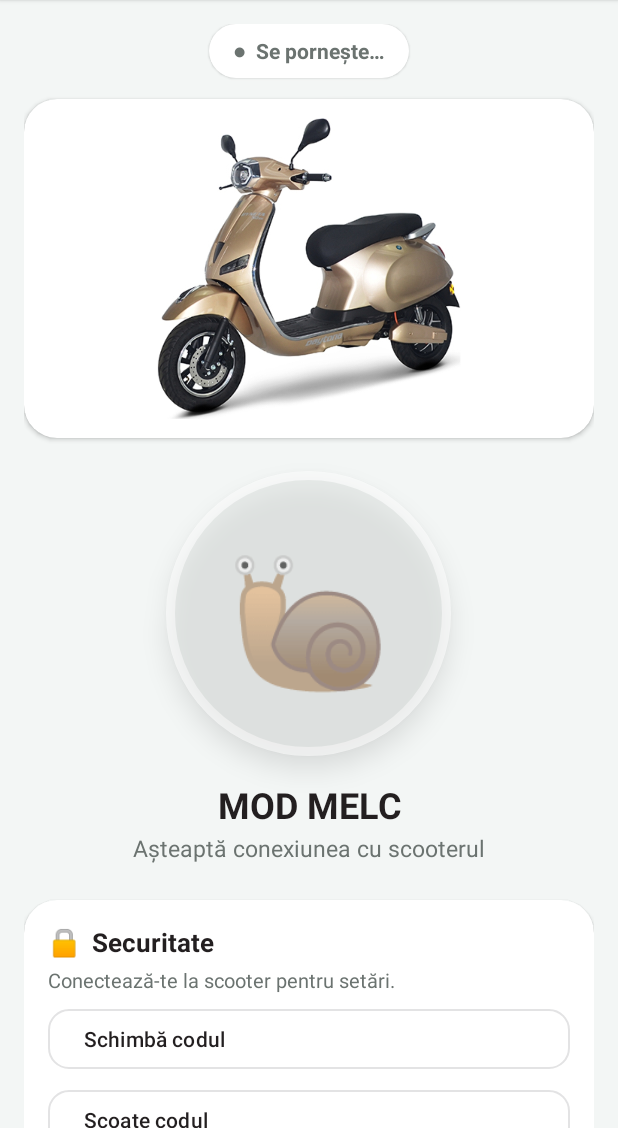
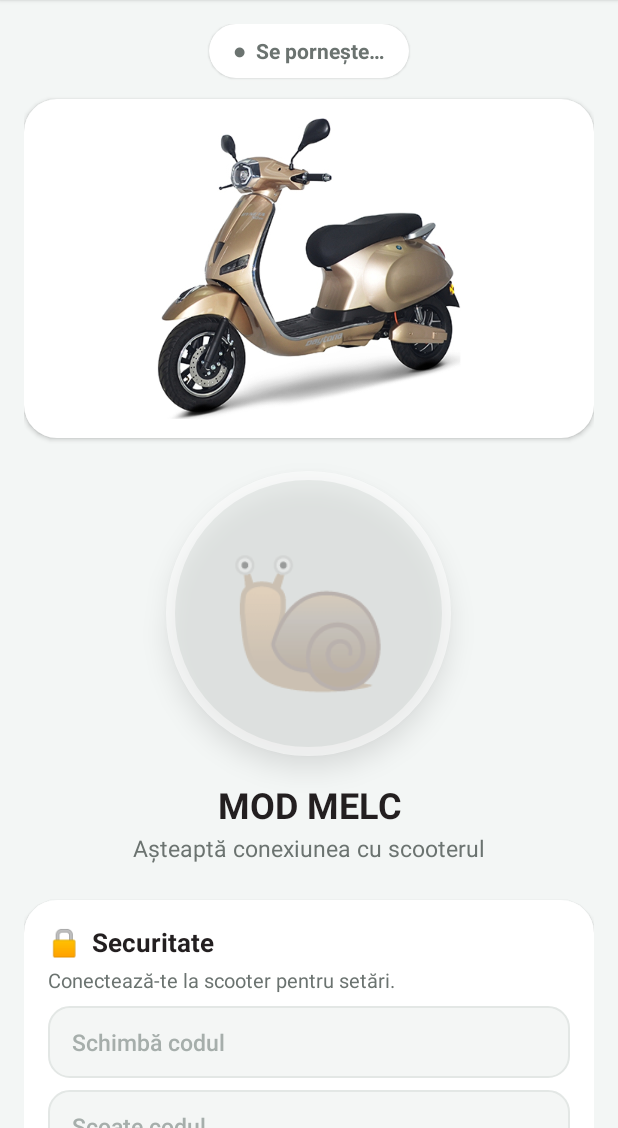
Before and after one commit to delldellbell/earthwheel-boost, an Android app: the screen it shows after launch (MainActivity), on a phone screen of 412 x 824 dp, the part 108-1236 px from its top. Run offline under Robolectric (Android 15) with nearby library versions, the phone set to English and light mode, and no system bars; 2 statements that could not run were skipped.

Commit message:
Aplicatie fara biblioteci externe (Android 7+), SMTP propriu, Keystore
Co-Authored-By: Claude Opus 5.5 <noreply@anthropic.com>
Claude-Session: https://claude.ai/code/session_01H2997WdBhLFN7hr7ZgcmDq

```diff
--- a/android/app/src/main/java/com/earthwheel/boost/MainActivity.kt
+++ b/android/app/src/main/java/com/earthwheel/boost/MainActivity.kt
@@ -20,18 +20,36 @@ import android.widget.EditText
 import android.widget.LinearLayout
 import android.widget.TextView
 import android.widget.Toast
-import androidx.activity.result.contract.ActivityResultContracts
-import androidx.appcompat.app.AlertDialog
-import androidx.appcompat.app.AppCompatActivity
-import androidx.core.content.ContextCompat
+import android.app.Activity
+import android.app.AlertDialog
+import android.widget.Button
+import android.widget.FrameLayout
+import android.widget.Switch
 import com.earthwheel.boost.BleManager.Companion as B
-import com.earthwheel.boost.databinding.ActivityMainBinding
-import com.google.android.material.dialog.MaterialAlertDialogBuilder
 import java.util.concurrent.Executors
 
-class MainActivity : AppCompatActivity(), BleManager.Listener {
+class MainActivity : Activity(), BleManager.Listener {
 
-    private lateinit var ui: ActivityMainBinding
+    /** referințe la elementele din activity_main.xml */
+    private class Views(a: Activity) {
+        val tvConn: TextView = a.findViewById(R.id.tvConn)
+        val btnMode: FrameLayout = a.findViewById(R.id.btnMode)
+        val tvEmoji: TextView = a.findViewById(R.id.tvEmoji)
+        val tvModeTitle: TextView = a.findViewById(R.id.tvModeTitle)
+        val tvModeSub: TextView = a.findViewById(R.id.tvModeSub)
+        val tvPinInfo: TextView = a.findViewById(R.id.tvPinInfo)
+        val btnChangePin: Button = a.findViewById(R.id.btnChangePin)
+        val btnRemovePin: Button = a.findViewById(R.id.btnRemovePin)
+        val btnEmail: Button = a.findViewById(R.id.btnEmail)
+        val btnRecover: Button = a.findViewById(R.id.btnRecover)
+        val swAppLock: Switch = a.findViewById(R.id.swAppLock)
+        val tvRf: TextView = a.findViewById(R.id.tvRf)
+        val btnRfLearn: Button = a.findViewById(R.id.btnRfLearn)
+        val btnRfClear: Button = a.findViewById(R.id.btnRfClear)
+        val btnForget: Button = a.findViewById(R.id.btnForget)
+    }
+
+    private lateinit var ui: Views
     private lateinit var store: SecureStore
     private lateinit var ble: BleManager
 
@@ -42,16 +60,17 @@ class MainActivity : AppCompatActivity(), BleManager.Listener {
     private var keyOk = false              // cheia aplicației e prezentă în APK
     private val io = Executors.newSingleThreadExecutor()
 
-    private val permLauncher = registerForActivityResult(
-        ActivityResultContracts.RequestMultiplePermissions()
-    ) { res ->
-        if (res.values.all { it }) startBle()
+    override fun onRequestPermissionsResult(requestCode: Int, permissions: Array<out String>, grantResults: IntArray) {
+        super.onRequestPermissionsResult(requestCode, permissions, grantResults)
+        if (requestCode != REQ_PERMS) return
+        if (grantResults.isNotEmpty() && grantResults.all { it == PackageManager.PERMISSION_GRANTED }) startBle()
         else toast("Fără permisiunea Bluetooth aplicația nu se poate conecta la scooter.")
     }
 
-    private val btEnableLauncher = registerForActivityResult(
-        ActivityResultContracts.StartActivityForResult()
-    ) {
+    @Deprecated("Activity API")
+    override fun onActivityResult(requestCode: Int, resultCode: Int, data: Intent?) {
+        @Suppress("DEPRECATION") super.onActivityResult(requestCode, resultCode, data)
+        if (requestCode != REQ_BT) return
         if (btAdapter()?.isEnabled == true) ble.start()
         else onConnState(BleManager.Conn.BT_DISABLED, 0)
     }
@@ -68,8 +87,8 @@ class MainActivity : AppCompatActivity(), BleManager.Listener {
     // ======================= ciclu de viață =======================
     override fun onCreate(savedInstanceState: Bundle?) {
         super.onCreate(savedInstanceState)
-        ui = ActivityMainBinding.inflate(layoutInflater)
-        setContentView(ui.root)
+        setContentView(R.layout.activity_main)
+        ui = Views(this)
         store = SecureStore(this)
         ble = BleManager(applicationContext, store, this)
         keyOk = Crypto.init(applicationContext)
@@ -102,9 +121,9 @@ class MainActivity : AppCompatActivity(), BleManager.Listener {
         renderSecurity(null)
         renderRf(null)
 
-        ContextCompat.registerReceiver(
-            this, btReceiver, IntentFilter(BluetoothAdapter.ACTION_STATE_CHANGED), ContextCompat.RECEIVER_NOT_EXPORTED
-        )
+        val filter = IntentFilter(BluetoothAdapter.ACTION_STATE_CHANGED)
+        if (Build.VERSION.SDK_INT >= 33) registerReceiver(btReceiver, filter, Context.RECEIVER_NOT_EXPORTED)
+        else registerReceiver(btReceiver, filter)
 
         if (!keyOk) {
             info("Cheie lipsă", "Această copie a aplicației nu conține cheia de securitate (assets/ew_key.bin) și nu se poate conecta la scooter. Instalează APK-ul primit de la Claude sau compilează proiectul complet din arhivă.")
@@ -139,9 +158,9 @@ class MainActivity : AppCompatActivity(), BleManager.Listener {
     private fun ensurePermissionsAndStart() {
         if (!keyOk) return
         val missing = requiredPerms().filter {
-            ContextCompat.checkSelfPermission(this, it) != PackageManager.PERMISSION_GRANTED
+            checkSelfPermission(it) != PackageManager.PERMISSION_GRANTED
         }
-        if (missing.isEmpty()) startBle() else permLauncher.launch(missing.toTypedArray())
+        if (missing.isEmpty()) startBle() else requestPermissions(missing.toTypedArray(), REQ_PERMS)
     }
 
     private fun startBle() {
@@ -149,7 +168,9 @@ class MainActivity : AppCompatActivity(), BleManager.Listener {
         if (adapter == null) { toast("Telefonul nu are Bluetooth."); return }
         if (!adapter.isEnabled) {
             onConnState(BleManager.Conn.BT_DISABLED, 0)
-            try { btEnableLauncher.launch(Intent(BluetoothAdapter.ACTION_REQUEST_ENABLE)) } catch (_: SecurityException) { }
+            try {
+                @Suppress("DEPRECATION") startActivityForResult(Intent(BluetoothAdapter.ACTION_REQUEST_ENABLE), REQ_BT)
+            } catch (_: Exception) { }
             return
         }
         ble.start()
@@ -185,13 +206,13 @@ class MainActivity : AppCompatActivity(), BleManager.Listener {
             ui.tvEmoji.text = "🚀"
             ui.tvModeTitle.text = "MOD RACHETĂ"
             ui.tvModeSub.text = "Viteză maximă · releu CUPLAT"
-            ui.tvModeTitle.setTextColor(ContextCompat.getColor(this, R.color.ew_rocket_b))
+            ui.tvModeTitle.setTextColor(getColor(R.color.ew_rocket_b))
         } else {
             ui.btnMode.setBackgroundResource(R.drawable.bg_snail)
             ui.tvEmoji.text = "🐌"
             ui.tvModeTitle.text = "MOD MELC"
             ui.tvModeSub.text = "Viteză normală · releu OPRIT"
-            ui.tvModeTitle.setTextColor(ContextCompat.getColor(this, R.color.ew_green))
+            ui.tvModeTitle.setTextColor(getColor(R.color.ew_green))
         }
     }
 
@@ -212,7 +233,7 @@ class MainActivity : AppCompatActivity(), BleManager.Listener {
             BleManager.Conn.READY -> "●  Conectat la scooter" to R.color.ew_green
         }
         ui.tvConn.text = text
-        ui.tvConn.setTextColor(ContextCompat.getColor(this, color))
+        ui.tvConn.setTextColor(getColor(color))
 
         if (state != BleManager.Conn.READY) {
             renderMode(false, false)
@@ -294,7 +315,7 @@ class MainActivity : AppCompatActivity(), BleManager.Listener {
         if (pinDialog?.isShowing == true || isFinishing) return
         val input = pinField("Codul scooterului")
         val msg = if (triesLeft in 1..9) "Cod greșit. Mai ai $triesLeft încercări." else "Introdu codul de acces al scooterului."
-        pinDialog = MaterialAlertDialogBuilder(this)
+        pinDialog = AlertDialog.Builder(this)
             .setTitle("🔒 Cod de acces")
             .setMessage(msg)
             .setView(column(input))
@@ -314,7 +335,7 @@ class MainActivity : AppCompatActivity(), BleManager.Listener {
         if (!ble.isReady()) { notReady(); return }
         val a = pinField("Cod nou (4–16 cifre)")
         val b = pinField("Repetă codul nou")
-        MaterialAlertDialogBuilder(this)
+        AlertDialog.Builder(this)
             .setTitle("Cod nou")
             .setView(column(a, b))
             .setPositiveButton("Salvează") { _, _ ->
@@ -331,7 +352,7 @@ class MainActivity : AppCompatActivity(), BleManager.Listener {
 
     private fun confirmRemovePin() {
         if (!ble.isReady()) { notReady(); return }
-        MaterialAlertDialogBuilder(this)
+        AlertDialog.Builder(this)
             .setTitle("Scoți codul?")
             .setMessage("Scooterul va putea fi comandat din această aplicație fără cod. Conexiunea rămâne protejată de cheia unică a aplicației.")
             .setPositiveButton("Scoate codul") { _, _ ->
@@ -362,7 +383,7 @@ class MainActivity : AppCompatActivity(), BleManager.Listener {
             hint = if (store.smtpConfigured) "Parolă aplicație (salvată)" else "Parolă de aplicație (16 caractere)"
             inputType = InputType.TYPE_CLASS_TEXT or InputType.TYPE_TEXT_VARIATION_PASSWORD
         }
-        MaterialAlertDialogBuilder(this)
+        AlertDialog.Builder(this)
             .setTitle("📧 Email de recuperare")
             .setView(column(email, info, user, pass))
             .setPositiveButton("Salvează") { _, _ ->
@@ -421,7 +442,7 @@ class MainActivity : AppCompatActivity(), BleManager.Listener {
     // ======================= blocare aplicație =======================
     private fun showAppLock() {
         val input = pinField("Cod")
-        MaterialAlertDialogBuilder(this)
+        AlertDialog.Builder(this)
             .setTitle("🔒 Earthwheel Boost")
             .setMessage("Introdu codul pentru a deschide aplicația.")
             .setView(column(input))
@@ -447,7 +468,7 @@ class MainActivity : AppCompatActivity(), BleManager.Listener {
     }
 
     private fun confirmForget() {
-        MaterialAlertDialogBuilder(this)
+        AlertDialog.Builder(this)
             .setTitle("Asociezi altă placă?")
             .setMessage("Aplicația va uita placa actuală și codul salvat, apoi va căuta din nou.")
             .setPositiveButton("Da") { _, _ -> ble.forgetDevice() }
@@ -457,9 +478,14 @@ class MainActivity : AppCompatActivity(), BleManager.Listener {
 
     private fun info(title: String, msg: String) {
         if (isFinishing) return
-        MaterialAlertDialogBuilder(this).setTitle(title).setMessage(msg).setPositiveButton("OK", null).show()
+        AlertDialog.Builder(this).setTitle(title).setMessage(msg).setPositiveButton("OK", null).show()
     }
 
     private fun notReady() = toast("Scooterul nu este conectat încă.")
     private fun toast(s: String) = Toast.makeText(this, s, Toast.LENGTH_LONG).show()
+
+    companion object {
+        private const val REQ_PERMS = 1
+        private const val REQ_BT = 2
+    }
 }
--- /dev/null
+++ b/android/app/src/main/res/color/btn_text.xml
@@ -0,0 +1,5 @@
+<?xml version="1.0" encoding="utf-8"?>
+<selector xmlns:android="http://schemas.android.com/apk/res/android">
+    <item android:state_enabled="false" android:color="#A6AEAB" />
+    <item android:color="@color/ew_black" />
+</selector>
--- /dev/null
+++ b/android/app/src/main/res/drawable/bg_button.xml
@@ -0,0 +1,21 @@
+<?xml version="1.0" encoding="utf-8"?>
+<ripple xmlns:android="http://schemas.android.com/apk/res/android" android:color="#331E8C69">
+    <item>
+        <selector>
+            <item android:state_enabled="false">
+                <shape android:shape="rectangle">
+                    <solid android:color="#F4F6F5" />
+                    <stroke android:width="1dp" android:color="#E3E7E5" />
+                    <corners android:radius="14dp" />
+                </shape>
+            </item>
+            <item>
+                <shape android:shape="rectangle">
+                    <solid android:color="@color/ew_white" />
+                    <stroke android:width="1dp" android:color="#C9D3CF" />
+                    <corners android:radius="14dp" />
+                </shape>
+            </item>
+        </selector>
+    </item>
+</ripple>
--- /dev/null
+++ b/android/app/src/main/res/drawable/bg_card.xml
@@ -0,0 +1,5 @@
+<?xml version="1.0" encoding="utf-8"?>
+<shape xmlns:android="http://schemas.android.com/apk/res/android" android:shape="rectangle">
+    <solid android:color="@color/ew_white" />
+    <corners android:radius="22dp" />
+</shape>
--- a/android/app/src/main/res/layout/activity_main.xml
+++ b/android/app/src/main/res/layout/activity_main.xml
@@ -1,6 +1,5 @@
 <?xml version="1.0" encoding="utf-8"?>
 <LinearLayout xmlns:android="http://schemas.android.com/apk/res/android"
-    xmlns:app="http://schemas.android.com/apk/res-auto"
     android:layout_width="match_parent"
     android:layout_height="match_parent"
     android:background="@color/ew_bg"
@@ -53,12 +52,12 @@
                 android:textSize="14sp"
                 android:textStyle="bold" />
 
-            <com.google.android.material.card.MaterialCardView
+            <LinearLayout
                 style="@style/EW.Card"
                 android:layout_width="match_parent"
                 android:layout_height="wrap_content"
                 android:layout_marginTop="14dp"
-                app:contentPadding="8dp">
+                android:padding="8dp">
 
                 <ImageView
                     android:id="@+id/imgScooter"
@@ -68,7 +67,7 @@
                     android:contentDescription="Scooter"
                     android:scaleType="fitCenter"
                     android:src="@drawable/scooter" />
-            </com.google.android.material.card.MaterialCardView>
+            </LinearLayout>
 
             <!-- Butonul principal MELC / RACHETĂ -->
             <FrameLayout
@@ -81,7 +80,7 @@
                 android:clickable="true"
                 android:elevation="10dp"
                 android:focusable="true"
-                android:foreground="?attr/selectableItemBackgroundBorderless">
+                android:foreground="?android:attr/selectableItemBackgroundBorderless">
 
                 <TextView
                     android:id="@+id/tvEmoji"
@@ -114,7 +113,7 @@
                 android:textSize="15sp" />
 
             <!-- Securitate -->
-            <com.google.android.material.card.MaterialCardView
+            <LinearLayout
                 style="@style/EW.Card"
                 android:layout_width="match_parent"
                 android:layout_height="wrap_content"
@@ -139,27 +138,27 @@
                         android:textColor="@color/ew_gray"
                         android:textSize="13sp" />
 
-                    <com.google.android.material.button.MaterialButton
+                    <Button
                         android:id="@+id/btnChangePin"
                         style="@style/EW.Button"
                         android:text="Schimbă codul" />
 
-                    <com.google.android.material.button.MaterialButton
+                    <Button
                         android:id="@+id/btnRemovePin"
                         style="@style/EW.Button"
                         android:text="Scoate codul" />
 
-                    <com.google.android.material.button.MaterialButton
+                    <Button
                         android:id="@+id/btnEmail"
                         style="@style/EW.Button"
                         android:text="Email de recuperare" />
 
-                    <com.google.android.material.button.MaterialButton
+                    <Button
                         android:id="@+id/btnRecover"
                         style="@style/EW.Button"
                         android:text="Am uitat codul – trimite pe email" />
 
-                    <com.google.android.material.switchmaterial.SwitchMaterial
+                    <Switch
                         android:id="@+id/swAppLock"
                         android:layout_width="match_parent"
                         android:layout_height="wrap_content"
@@ -167,10 +166,10 @@
                         android:text="Cere codul la deschiderea aplicației"
                         android:textColor="@color/ew_black" />
                 </LinearLayout>
-            </com.google.android.material.card.MaterialCardView>
+            </LinearLayout>
 
             <!-- Telecomandă RF -->
-            <com.google.android.material.card.MaterialCardView
+            <LinearLayout
                 style="@style/EW.Card"
                 android:layout_width="match_parent"
                 android:layout_height="wrap_content"
@@ -195,21 +194,22 @@
                         android:textColor="@color/ew_gray"
                         android:textSize="13sp" />
 
-                    <com.google.android.material.button.MaterialButton
+                    <Button
                         android:id="@+id/btnRfLearn"
                         style="@style/EW.Button"
                         android:text="Asociază telecomanda" />
 
-                    <com.google.android.material.button.MaterialButton
+                    <Button
                         android:id="@+id/btnRfClear"
                         style="@style/EW.Button"
                         android:text="Șterge telecomanda" />
                 </LinearLayout>
-            </com.google.android.material.card.MaterialCardView>
+            </LinearLayout>
 
-            <com.google.android.material.button.MaterialButton
+            <Button
                 android:id="@+id/btnForget"
-                style="@style/Widget.Material3.Button.TextButton"
+                style="@android:style/Widget.Material.Button.Borderless"
+                android:textAllCaps="false"
                 android:layout_width="wrap_content"
                 android:layout_height="wrap_content"
                 android:layout_gravity="center_horizontal"
--- a/android/app/src/main/res/values/themes.xml
+++ b/android/app/src/main/res/values/themes.xml
@@ -1,33 +1,44 @@
 <?xml version="1.0" encoding="utf-8"?>
 <resources>
-    <style name="Theme.EarthwheelBoost" parent="Theme.Material3.Light.NoActionBar">
-        <item name="colorPrimary">@color/ew_green</item>
-        <item name="colorOnPrimary">@color/ew_white</item>
-        <item name="colorSecondary">@color/ew_mint</item>
-        <item name="colorPrimaryContainer">@color/ew_mint_light</item>
+    <style name="Theme.EarthwheelBoost" parent="android:Theme.Material.Light.NoActionBar">
+        <item name="android:colorPrimary">@color/ew_green</item>
+        <item name="android:colorPrimaryDark">@color/ew_white</item>
+        <item name="android:colorAccent">@color/ew_green</item>
         <item name="android:colorBackground">@color/ew_bg</item>
+        <item name="android:windowBackground">@color/ew_bg</item>
         <item name="android:statusBarColor">@color/ew_white</item>
         <item name="android:windowLightStatusBar">true</item>
         <item name="android:navigationBarColor">@color/ew_bg</item>
+        <item name="android:alertDialogTheme">@style/EW.Dialog</item>
     </style>
 
-    <style name="EW.Card" parent="Widget.Material3.CardView.Elevated">
-        <item name="cardBackgroundColor">@color/ew_white</item>
-        <item name="cardCornerRadius">22dp</item>
-        <item name="cardElevation">2dp</item>
-        <item name="contentPadding">16dp</item>
+    <style name="EW.Dialog" parent="android:Theme.Material.Light.Dialog.Alert">
+        <item name="android:colorAccent">@color/ew_green</item>
     </style>
 
-    <style name="EW.Button" parent="Widget.Material3.Button.OutlinedButton">
+    <style name="EW.Card" parent="">
+        <item name="android:background">@drawable/bg_card</item>
+        <item name="android:elevation">2dp</item>
+        <item name="android:padding">16dp</item>
+        <item name="android:orientation">vertical</item>
+    </style>
+
+    <style name="EW.Button" parent="android:Widget.Material.Button.Borderless">
         <item name="android:layout_width">match_parent</item>
         <item name="android:layout_height">wrap_content</item>
-        <item name="android:layout_marginTop">6dp</item>
+        <item name="android:layout_marginTop">8dp</item>
+        <item name="android:minHeight">48dp</item>
+        <item name="android:paddingStart">16dp</item>
+        <item name="android:paddingEnd">16dp</item>
         <item name="android:gravity">start|center_vertical</item>
-        <item name="android:textColor">@color/ew_black</item>
-        <item name="cornerRadius">14dp</item>
+        <item name="android:textAllCaps">false</item>
+        <item name="android:textSize">15sp</item>
+        <item name="android:textColor">@color/btn_text</item>
+        <item name="android:background">@drawable/bg_button</item>
+        <item name="android:stateListAnimator">@null</item>
     </style>
 
-    <style name="EW.CardTitle">
+    <style name="EW.CardTitle" parent="">
         <item name="android:textSize">17sp</item>
         <item name="android:textStyle">bold</item>
         <item name="android:textColor">@color/ew_black</item>
```
Also changed, not shown: android/app/build.gradle.kts (+2 -11 lines), android/app/src/main/java/com/earthwheel/boost/MailSender.kt (+68 -29 lines), android/app/src/main/java/com/earthwheel/boost/SecureStore.kt (+68 -31 lines), 1 other file.
